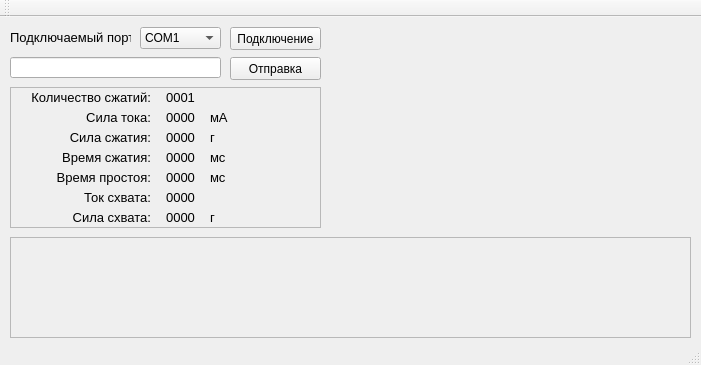
Before: the Qt Designer form mainwindow.ui in Evrei-XD/Service_utility, drawn with Qt 5.
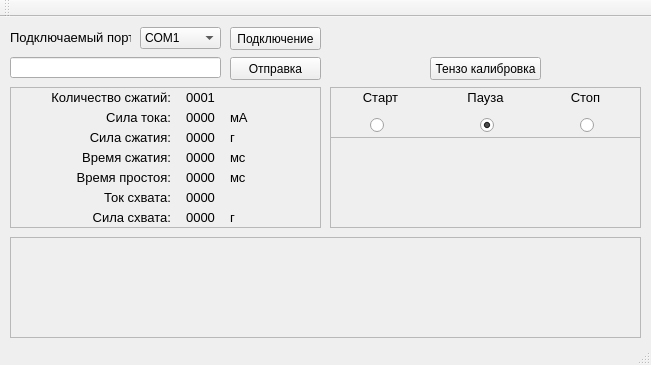
After: the same form once the commit is applied.

Commit message: 18:34 Добавлены радиокнопки, с пустыми обработчиками

What changed in the file:
```diff
--- a/mainwindow.ui
+++ b/mainwindow.ui
@@ -6,7 +6,7 @@
    <rect>
     <x>0</x>
     <y>0</y>
-    <width>701</width>
+    <width>651</width>
     <height>365</height>
    </rect>
   </property>
@@ -42,7 +42,7 @@
      <rect>
       <x>10</x>
       <y>220</y>
-      <width>681</width>
+      <width>631</width>
       <height>101</height>
      </rect>
     </property>
@@ -54,7 +54,7 @@
       <rect>
        <x>0</x>
        <y>0</y>
-       <width>679</width>
+       <width>629</width>
        <height>99</height>
       </rect>
      </property>
@@ -232,54 +232,30 @@
      <string>Подключаемый порт</string>
     </property>
    </widget>
-   <widget class="QLabel" name="info_com_port_2">
-    <property name="enabled">
-     <bool>true</bool>
-    </property>
+   <widget class="QFrame" name="frame">
     <property name="geometry">
      <rect>
       <x>10</x>
       <y>70</y>
-      <width>141</width>
-      <height>21</height>
+      <width>311</width>
+      <height>141</height>
      </rect>
     </property>
-    <property name="sizePolicy">
-     <sizepolicy hsizetype="Fixed" vsizetype="Fixed">
-      <horstretch>0</horstretch>
-      <verstretch>0</verstretch>
-     </sizepolicy>
+    <property name="frameShape">
+     <enum>QFrame::StyledPanel</enum>
     </property>
-    <property name="font">
-     <font>
-      <family>Segoe UI Symbol</family>
-      <pointsize>10</pointsize>
-      <weight>50</weight>
-      <bold>false</bold>
-     </font>
+    <property name="frameShadow">
+     <enum>QFrame::Raised</enum>
     </property>
-    <property name="contextMenuPolicy">
-     <enum>Qt::NoContextMenu</enum>
-    </property>
-    <property name="layoutDirection">
-     <enum>Qt::LeftToRight</enum>
-    </property>
-    <property name="text">
-     <string>Количество сжатий:</string>
-    </property>
-    <property name="alignment">
-     <set>Qt::AlignRight|Qt::AlignTrailing|Qt::AlignVCenter</set>
-    </property>
-   </widget>
-   <widget class="QLabel" name="info_com_port_3">
+    <widget class="QLabel" name="receive_strength">
     <property name="enabled">
      <bool>true</bool>
     </property>
     <property name="geometry">
      <rect>
-      <x>10</x>
-      <y>90</y>
-      <width>141</width>
+       <x>170</x>
+       <y>40</y>
+       <width>41</width>
       <height>21</height>
      </rect>
     </property>
@@ -304,10 +280,10 @@
      <enum>Qt::LeftToRight</enum>
     </property>
     <property name="text">
-     <string>Сила тока:</string>
+      <string>0000</string>
     </property>
     <property name="alignment">
-     <set>Qt::AlignRight|Qt::AlignTrailing|Qt::AlignVCenter</set>
+      <set>Qt::AlignCenter</set>
     </property>
    </widget>
    <widget class="QLabel" name="info_com_port_4">
@@ -316,8 +292,8 @@
     </property>
     <property name="geometry">
      <rect>
-      <x>10</x>
-      <y>110</y>
+       <x>20</x>
+       <y>40</y>
       <width>141</width>
       <height>21</height>
      </rect>
@@ -349,14 +325,14 @@
      <set>Qt::AlignRight|Qt::AlignTrailing|Qt::AlignVCenter</set>
     </property>
    </widget>
-   <widget class="QLabel" name="info_com_port_5">
+    <widget class="QLabel" name="info_com_port_2">
     <property name="enabled">
      <bool>true</bool>
     </property>
     <property name="geometry">
      <rect>
-      <x>10</x>
-      <y>130</y>
+       <x>20</x>
+       <y>0</y>
       <width>141</width>
       <height>21</height>
      </rect>
@@ -382,21 +358,21 @@
      <enum>Qt::LeftToRight</enum>
     </property>
     <property name="text">
-     <string>Время сжатия:</string>
+      <string>Количество сжатий:</string>
     </property>
     <property name="alignment">
      <set>Qt::AlignRight|Qt::AlignTrailing|Qt::AlignVCenter</set>
     </property>
    </widget>
-   <widget class="QLabel" name="info_com_port_6">
+    <widget class="QLabel" name="receive_stop_strenghth">
     <property name="enabled">
      <bool>true</bool>
     </property>
     <property name="geometry">
      <rect>
-      <x>10</x>
-      <y>150</y>
-      <width>141</width>
+       <x>170</x>
+       <y>120</y>
+       <width>41</width>
       <height>21</height>
      </rect>
     </property>
@@ -421,21 +397,21 @@
      <enum>Qt::LeftToRight</enum>
     </property>
     <property name="text">
-     <string>Время простоя:</string>
+      <string>0000</string>
     </property>
     <property name="alignment">
-     <set>Qt::AlignRight|Qt::AlignTrailing|Qt::AlignVCenter</set>
-    </property>
-   </widget>
-   <widget class="QLabel" name="info_com_port_7">
+      <set>Qt::AlignCenter</set>
+     </property>
+    </widget>
+    <widget class="QLabel" name="receive_shake_time">
     <property name="enabled">
      <bool>true</bool>
     </property>
     <property name="geometry">
      <rect>
-      <x>10</x>
-      <y>170</y>
-      <width>141</width>
+       <x>170</x>
+       <y>60</y>
+       <width>41</width>
       <height>21</height>
      </rect>
     </property>
@@ -460,10 +436,49 @@
      <enum>Qt::LeftToRight</enum>
     </property>
     <property name="text">
-     <string>Ток схвата:</string>
+      <string>0000</string>
     </property>
     <property name="alignment">
-     <set>Qt::AlignRight|Qt::AlignTrailing|Qt::AlignVCenter</set>
+      <set>Qt::AlignCenter</set>
+     </property>
+    </widget>
+    <widget class="QLabel" name="info_com_port_17">
+     <property name="enabled">
+      <bool>true</bool>
+     </property>
+     <property name="geometry">
+      <rect>
+       <x>220</x>
+       <y>40</y>
+       <width>51</width>
+       <height>21</height>
+      </rect>
+     </property>
+     <property name="sizePolicy">
+      <sizepolicy hsizetype="Fixed" vsizetype="Fixed">
+       <horstretch>0</horstretch>
+       <verstretch>0</verstretch>
+      </sizepolicy>
+     </property>
+     <property name="font">
+      <font>
+       <family>Segoe UI Symbol</family>
+       <pointsize>10</pointsize>
+       <weight>50</weight>
+       <bold>false</bold>
+      </font>
+     </property>
+     <property name="contextMenuPolicy">
+      <enum>Qt::NoContextMenu</enum>
+     </property>
+     <property name="layoutDirection">
+      <enum>Qt::LeftToRight</enum>
+     </property>
+     <property name="text">
+      <string>г</string>
+     </property>
+     <property name="alignment">
+      <set>Qt::AlignLeading|Qt::AlignLeft|Qt::AlignVCenter</set>
     </property>
    </widget>
    <widget class="QLabel" name="info_com_port_8">
@@ -472,8 +487,8 @@
     </property>
     <property name="geometry">
      <rect>
-      <x>10</x>
-      <y>190</y>
+       <x>20</x>
+       <y>120</y>
       <width>141</width>
       <height>21</height>
      </rect>
@@ -505,248 +520,14 @@
      <set>Qt::AlignRight|Qt::AlignTrailing|Qt::AlignVCenter</set>
     </property>
    </widget>
-   <widget class="QLabel" name="receive_shakes_number">
-    <property name="enabled">
-     <bool>true</bool>
-    </property>
-    <property name="geometry">
-     <rect>
-      <x>160</x>
-      <y>70</y>
-      <width>41</width>
-      <height>21</height>
-     </rect>
-    </property>
-    <property name="sizePolicy">
-     <sizepolicy hsizetype="Fixed" vsizetype="Fixed">
-      <horstretch>0</horstretch>
-      <verstretch>0</verstretch>
-     </sizepolicy>
-    </property>
-    <property name="font">
-     <font>
-      <family>Segoe UI Symbol</family>
-      <pointsize>10</pointsize>
-      <weight>50</weight>
-      <bold>false</bold>
-     </font>
-    </property>
-    <property name="contextMenuPolicy">
-     <enum>Qt::NoContextMenu</enum>
-    </property>
-    <property name="layoutDirection">
-     <enum>Qt::LeftToRight</enum>
-    </property>
-    <property name="text">
-     <string>0001</string>
-    </property>
-    <property name="alignment">
-     <set>Qt::AlignCenter</set>
-    </property>
-   </widget>
-   <widget class="QLabel" name="receive_current">
-    <property name="enabled">
-     <bool>true</bool>
-    </property>
-    <property name="geometry">
-     <rect>
-      <x>160</x>
-      <y>90</y>
-      <width>41</width>
-      <height>21</height>
-     </rect>
-    </property>
-    <property name="sizePolicy">
-     <sizepolicy hsizetype="Fixed" vsizetype="Fixed">
-      <horstretch>0</horstretch>
-      <verstretch>0</verstretch>
-     </sizepolicy>
-    </property>
-    <property name="font">
-     <font>
-      <family>Segoe UI Symbol</family>
-      <pointsize>10</pointsize>
-      <weight>50</weight>
-      <bold>false</bold>
-     </font>
-    </property>
-    <property name="contextMenuPolicy">
-     <enum>Qt::NoContextMenu</enum>
-    </property>
-    <property name="layoutDirection">
-     <enum>Qt::LeftToRight</enum>
-    </property>
-    <property name="text">
-     <string>0000</string>
-    </property>
-    <property name="alignment">
-     <set>Qt::AlignCenter</set>
-    </property>
-   </widget>
-   <widget class="QLabel" name="receive_strength">
-    <property name="enabled">
-     <bool>true</bool>
-    </property>
-    <property name="geometry">
-     <rect>
-      <x>160</x>
-      <y>110</y>
-      <width>41</width>
-      <height>21</height>
-     </rect>
-    </property>
-    <property name="sizePolicy">
-     <sizepolicy hsizetype="Fixed" vsizetype="Fixed">
-      <horstretch>0</horstretch>
-      <verstretch>0</verstretch>
-     </sizepolicy>
-    </property>
-    <property name="font">
-     <font>
-      <family>Segoe UI Symbol</family>
-      <pointsize>10</pointsize>
-      <weight>50</weight>
-      <bold>false</bold>
-     </font>
-    </property>
-    <property name="contextMenuPolicy">
-     <enum>Qt::NoContextMenu</enum>
-    </property>
-    <property name="layoutDirection">
-     <enum>Qt::LeftToRight</enum>
-    </property>
-    <property name="text">
-     <string>0000</string>
-    </property>
-    <property name="alignment">
-     <set>Qt::AlignCenter</set>
-    </property>
-   </widget>
-   <widget class="QLabel" name="receive_shake_time">
-    <property name="enabled">
-     <bool>true</bool>
-    </property>
-    <property name="geometry">
-     <rect>
-      <x>160</x>
-      <y>130</y>
-      <width>41</width>
-      <height>21</height>
-     </rect>
-    </property>
-    <property name="sizePolicy">
-     <sizepolicy hsizetype="Fixed" vsizetype="Fixed">
-      <horstretch>0</horstretch>
-      <verstretch>0</verstretch>
-     </sizepolicy>
-    </property>
-    <property name="font">
-     <font>
-      <family>Segoe UI Symbol</family>
-      <pointsize>10</pointsize>
-      <weight>50</weight>
-      <bold>false</bold>
-     </font>
-    </property>
-    <property name="contextMenuPolicy">
-     <enum>Qt::NoContextMenu</enum>
-    </property>
-    <property name="layoutDirection">
-     <enum>Qt::LeftToRight</enum>
-    </property>
-    <property name="text">
-     <string>0000</string>
-    </property>
-    <property name="alignment">
-     <set>Qt::AlignCenter</set>
-    </property>
-   </widget>
-   <widget class="QLabel" name="receive_cool_time">
-    <property name="enabled">
-     <bool>true</bool>
-    </property>
-    <property name="geometry">
-     <rect>
-      <x>160</x>
-      <y>150</y>
-      <width>41</width>
-      <height>21</height>
-     </rect>
-    </property>
-    <property name="sizePolicy">
-     <sizepolicy hsizetype="Fixed" vsizetype="Fixed">
-      <horstretch>0</horstretch>
-      <verstretch>0</verstretch>
-     </sizepolicy>
-    </property>
-    <property name="font">
-     <font>
-      <family>Segoe UI Symbol</family>
-      <pointsize>10</pointsize>
-      <weight>50</weight>
-      <bold>false</bold>
-     </font>
-    </property>
-    <property name="contextMenuPolicy">
-     <enum>Qt::NoContextMenu</enum>
-    </property>
-    <property name="layoutDirection">
-     <enum>Qt::LeftToRight</enum>
-    </property>
-    <property name="text">
-     <string>0000</string>
-    </property>
-    <property name="alignment">
-     <set>Qt::AlignCenter</set>
-    </property>
-   </widget>
    <widget class="QLabel" name="receive_stop_current">
     <property name="enabled">
      <bool>true</bool>
     </property>
     <property name="geometry">
      <rect>
-      <x>160</x>
-      <y>170</y>
-      <width>41</width>
-      <height>21</height>
-     </rect>
-    </property>
-    <property name="sizePolicy">
-     <sizepolicy hsizetype="Fixed" vsizetype="Fixed">
-      <horstretch>0</horstretch>
-      <verstretch>0</verstretch>
-     </sizepolicy>
-    </property>
-    <property name="font">
-     <font>
-      <family>Segoe UI Symbol</family>
-      <pointsize>10</pointsize>
-      <weight>50</weight>
-      <bold>false</bold>
-     </font>
-    </property>
-    <property name="contextMenuPolicy">
-     <enum>Qt::NoContextMenu</enum>
-    </property>
-    <property name="layoutDirection">
-     <enum>Qt::LeftToRight</enum>
-    </property>
-    <property name="text">
-     <string>0000</string>
-    </property>
-    <property name="alignment">
-     <set>Qt::AlignCenter</set>
-    </property>
-   </widget>
-   <widget class="QLabel" name="receive_stop_strenghth">
-    <property name="enabled">
-     <bool>true</bool>
-    </property>
-    <property name="geometry">
-     <rect>
-      <x>160</x>
-      <y>190</y>
+       <x>170</x>
+       <y>100</y>
       <width>41</width>
       <height>21</height>
      </rect>
@@ -784,8 +565,8 @@
     </property>
     <property name="geometry">
      <rect>
-      <x>210</x>
-      <y>90</y>
+       <x>220</x>
+       <y>20</y>
       <width>51</width>
       <height>21</height>
      </rect>
@@ -817,14 +598,131 @@
      <set>Qt::AlignLeading|Qt::AlignLeft|Qt::AlignVCenter</set>
     </property>
    </widget>
-   <widget class="QLabel" name="info_com_port_17">
+    <widget class="QLabel" name="info_com_port_5">
     <property name="enabled">
      <bool>true</bool>
     </property>
     <property name="geometry">
      <rect>
-      <x>210</x>
-      <y>110</y>
+       <x>20</x>
+       <y>60</y>
+       <width>141</width>
+       <height>21</height>
+      </rect>
+     </property>
+     <property name="sizePolicy">
+      <sizepolicy hsizetype="Fixed" vsizetype="Fixed">
+       <horstretch>0</horstretch>
+       <verstretch>0</verstretch>
+      </sizepolicy>
+     </property>
+     <property name="font">
+      <font>
+       <family>Segoe UI Symbol</family>
+       <pointsize>10</pointsize>
+       <weight>50</weight>
+       <bold>false</bold>
+      </font>
+     </property>
+     <property name="contextMenuPolicy">
+      <enum>Qt::NoContextMenu</enum>
+     </property>
+     <property name="layoutDirection">
+      <enum>Qt::LeftToRight</enum>
+     </property>
+     <property name="text">
+      <string>Время сжатия:</string>
+     </property>
+     <property name="alignment">
+      <set>Qt::AlignRight|Qt::AlignTrailing|Qt::AlignVCenter</set>
+     </property>
+    </widget>
+    <widget class="QLabel" name="info_com_port_3">
+     <property name="enabled">
+      <bool>true</bool>
+     </property>
+     <property name="geometry">
+      <rect>
+       <x>20</x>
+       <y>20</y>
+       <width>141</width>
+       <height>21</height>
+      </rect>
+     </property>
+     <property name="sizePolicy">
+      <sizepolicy hsizetype="Fixed" vsizetype="Fixed">
+       <horstretch>0</horstretch>
+       <verstretch>0</verstretch>
+      </sizepolicy>
+     </property>
+     <property name="font">
+      <font>
+       <family>Segoe UI Symbol</family>
+       <pointsize>10</pointsize>
+       <weight>50</weight>
+       <bold>false</bold>
+      </font>
+     </property>
+     <property name="contextMenuPolicy">
+      <enum>Qt::NoContextMenu</enum>
+     </property>
+     <property name="layoutDirection">
+      <enum>Qt::LeftToRight</enum>
+     </property>
+     <property name="text">
+      <string>Сила тока:</string>
+     </property>
+     <property name="alignment">
+      <set>Qt::AlignRight|Qt::AlignTrailing|Qt::AlignVCenter</set>
+     </property>
+    </widget>
+    <widget class="QLabel" name="receive_shakes_number">
+     <property name="enabled">
+      <bool>true</bool>
+     </property>
+     <property name="geometry">
+      <rect>
+       <x>170</x>
+       <y>0</y>
+       <width>41</width>
+       <height>21</height>
+      </rect>
+     </property>
+     <property name="sizePolicy">
+      <sizepolicy hsizetype="Fixed" vsizetype="Fixed">
+       <horstretch>0</horstretch>
+       <verstretch>0</verstretch>
+      </sizepolicy>
+     </property>
+     <property name="font">
+      <font>
+       <family>Segoe UI Symbol</family>
+       <pointsize>10</pointsize>
+       <weight>50</weight>
+       <bold>false</bold>
+      </font>
+     </property>
+     <property name="contextMenuPolicy">
+      <enum>Qt::NoContextMenu</enum>
+     </property>
+     <property name="layoutDirection">
+      <enum>Qt::LeftToRight</enum>
+     </property>
+     <property name="text">
+      <string>0001</string>
+     </property>
+     <property name="alignment">
+      <set>Qt::AlignCenter</set>
+     </property>
+    </widget>
+    <widget class="QLabel" name="info_com_port_20">
+     <property name="enabled">
+      <bool>true</bool>
+     </property>
+     <property name="geometry">
+      <rect>
+       <x>220</x>
+       <y>120</y>
       <width>51</width>
       <height>21</height>
      </rect>
@@ -856,14 +754,53 @@
      <set>Qt::AlignLeading|Qt::AlignLeft|Qt::AlignVCenter</set>
     </property>
    </widget>
+    <widget class="QLabel" name="receive_cool_time">
+     <property name="enabled">
+      <bool>true</bool>
+     </property>
+     <property name="geometry">
+      <rect>
+       <x>170</x>
+       <y>80</y>
+       <width>41</width>
+       <height>21</height>
+      </rect>
+     </property>
+     <property name="sizePolicy">
+      <sizepolicy hsizetype="Fixed" vsizetype="Fixed">
+       <horstretch>0</horstretch>
+       <verstretch>0</verstretch>
+      </sizepolicy>
+     </property>
+     <property name="font">
+      <font>
+       <family>Segoe UI Symbol</family>
+       <pointsize>10</pointsize>
+       <weight>50</weight>
+       <bold>false</bold>
+      </font>
+     </property>
+     <property name="contextMenuPolicy">
+      <enum>Qt::NoContextMenu</enum>
+     </property>
+     <property name="layoutDirection">
+      <enum>Qt::LeftToRight</enum>
+     </property>
+     <property name="text">
+      <string>0000</string>
+     </property>
+     <property name="alignment">
+      <set>Qt::AlignCenter</set>
+     </property>
+    </widget>
    <widget class="QLabel" name="info_com_port_18">
     <property name="enabled">
      <bool>true</bool>
     </property>
     <property name="geometry">
      <rect>
-      <x>210</x>
-      <y>130</y>
+       <x>220</x>
+       <y>60</y>
       <width>51</width>
       <height>21</height>
      </rect>
@@ -901,8 +838,8 @@
     </property>
     <property name="geometry">
      <rect>
-      <x>210</x>
-      <y>150</y>
+       <x>220</x>
+       <y>80</y>
       <width>51</width>
       <height>21</height>
      </rect>
@@ -934,15 +871,15 @@
      <set>Qt::AlignLeading|Qt::AlignLeft|Qt::AlignVCenter</set>
     </property>
    </widget>
-   <widget class="QLabel" name="info_com_port_20">
+    <widget class="QLabel" name="info_com_port_7">
     <property name="enabled">
      <bool>true</bool>
     </property>
     <property name="geometry">
      <rect>
-      <x>210</x>
-      <y>190</y>
-      <width>51</width>
+       <x>20</x>
+       <y>100</y>
+       <width>141</width>
       <height>21</height>
      </rect>
     </property>
@@ -967,16 +904,95 @@
      <enum>Qt::LeftToRight</enum>
     </property>
     <property name="text">
-     <string>г</string>
+      <string>Ток схвата:</string>
     </property>
     <property name="alignment">
-     <set>Qt::AlignLeading|Qt::AlignLeft|Qt::AlignVCenter</set>
-    </property>
-   </widget>
-   <widget class="QFrame" name="frame">
+      <set>Qt::AlignRight|Qt::AlignTrailing|Qt::AlignVCenter</set>
+     </property>
+    </widget>
+    <widget class="QLabel" name="info_com_port_6">
+     <property name="enabled">
+      <bool>true</bool>
+     </property>
     <property name="geometry">
      <rect>
-      <x>10</x>
+       <x>20</x>
+       <y>80</y>
+       <width>141</width>
+       <height>21</height>
+      </rect>
+     </property>
+     <property name="sizePolicy">
+      <sizepolicy hsizetype="Fixed" vsizetype="Fixed">
+       <horstretch>0</horstretch>
+       <verstretch>0</verstretch>
+      </sizepolicy>
+     </property>
+     <property name="font">
+      <font>
+       <family>Segoe UI Symbol</family>
+       <pointsize>10</pointsize>
+       <weight>50</weight>
+       <bold>false</bold>
+      </font>
+     </property>
+     <property name="contextMenuPolicy">
+      <enum>Qt::NoContextMenu</enum>
+     </property>
+     <property name="layoutDirection">
+      <enum>Qt::LeftToRight</enum>
+     </property>
+     <property name="text">
+      <string>Время простоя:</string>
+     </property>
+     <property name="alignment">
+      <set>Qt::AlignRight|Qt::AlignTrailing|Qt::AlignVCenter</set>
+     </property>
+    </widget>
+    <widget class="QLabel" name="receive_current">
+     <property name="enabled">
+      <bool>true</bool>
+     </property>
+     <property name="geometry">
+      <rect>
+       <x>170</x>
+       <y>20</y>
+       <width>41</width>
+       <height>21</height>
+      </rect>
+     </property>
+     <property name="sizePolicy">
+      <sizepolicy hsizetype="Fixed" vsizetype="Fixed">
+       <horstretch>0</horstretch>
+       <verstretch>0</verstretch>
+      </sizepolicy>
+     </property>
+     <property name="font">
+      <font>
+       <family>Segoe UI Symbol</family>
+       <pointsize>10</pointsize>
+       <weight>50</weight>
+       <bold>false</bold>
+      </font>
+     </property>
+     <property name="contextMenuPolicy">
+      <enum>Qt::NoContextMenu</enum>
+     </property>
+     <property name="layoutDirection">
+      <enum>Qt::LeftToRight</enum>
+     </property>
+     <property name="text">
+      <string>0000</string>
+     </property>
+     <property name="alignment">
+      <set>Qt::AlignCenter</set>
+     </property>
+    </widget>
+   </widget>
+   <widget class="QFrame" name="frame_3">
+    <property name="geometry">
+     <rect>
+      <x>330</x>
       <y>70</y>
       <width>311</width>
       <height>141</height>
@@ -988,6 +1004,223 @@
     <property name="frameShadow">
      <enum>QFrame::Raised</enum>
     </property>
+    <widget class="QFrame" name="frame_2">
+     <property name="geometry">
+      <rect>
+       <x>0</x>
+       <y>0</y>
+       <width>311</width>
+       <height>51</height>
+      </rect>
+     </property>
+     <property name="frameShape">
+      <enum>QFrame::StyledPanel</enum>
+     </property>
+     <property name="frameShadow">
+      <enum>QFrame::Raised</enum>
+     </property>
+     <widget class="QRadioButton" name="pause">
+      <property name="geometry">
+       <rect>
+        <x>150</x>
+        <y>30</y>
+        <width>16</width>
+        <height>16</height>
+       </rect>
+      </property>
+      <property name="text">
+       <string/>
+      </property>
+      <property name="checked">
+       <bool>true</bool>
+      </property>
+     </widget>
+     <widget class="QRadioButton" name="stop">
+      <property name="geometry">
+       <rect>
+        <x>250</x>
+        <y>30</y>
+        <width>16</width>
+        <height>16</height>
+       </rect>
+      </property>
+      <property name="text">
+       <string/>
+      </property>
+     </widget>
+     <widget class="QRadioButton" name="start">
+      <property name="enabled">
+       <bool>true</bool>
+      </property>
+      <property name="geometry">
+       <rect>
+        <x>40</x>
+        <y>30</y>
+        <width>16</width>
+        <height>16</height>
+       </rect>
+      </property>
+      <property name="mouseTracking">
+       <bool>true</bool>
+      </property>
+      <property name="acceptDrops">
+       <bool>false</bool>
+      </property>
+      <property name="toolTip">
+       <string notr="true"/>
+      </property>
+      <property name="text">
+       <string/>
+      </property>
+      <property name="autoRepeatDelay">
+       <number>1</number>
+      </property>
+      <property name="autoRepeatInterval">
+       <number>1</number>
+      </property>
+     </widget>
+     <widget class="QLabel" name="info_start">
+      <property name="enabled">
+       <bool>true</bool>
+      </property>
+      <property name="geometry">
+       <rect>
+        <x>0</x>
+        <y>0</y>
+        <width>101</width>
+        <height>21</height>
+       </rect>
+      </property>
+      <property name="sizePolicy">
+       <sizepolicy hsizetype="Fixed" vsizetype="Fixed">
+        <horstretch>0</horstretch>
+        <verstretch>0</verstretch>
+       </sizepolicy>
+      </property>
+      <property name="font">
+       <font>
+        <family>Segoe UI Symbol</family>
+        <pointsize>10</pointsize>
+        <weight>50</weight>
+        <bold>false</bold>
+       </font>
+      </property>
+      <property name="contextMenuPolicy">
+       <enum>Qt::NoContextMenu</enum>
+      </property>
+      <property name="layoutDirection">
+       <enum>Qt::LeftToRight</enum>
+      </property>
+      <property name="text">
+       <string>Старт</string>
+      </property>
+      <property name="alignment">
+       <set>Qt::AlignCenter</set>
+      </property>
+     </widget>
+     <widget class="QLabel" name="info_pause">
+      <property name="enabled">
+       <bool>true</bool>
+      </property>
+      <property name="geometry">
+       <rect>
+        <x>100</x>
+        <y>0</y>
+        <width>111</width>
+        <height>21</height>
+       </rect>
+      </property>
+      <property name="sizePolicy">
+       <sizepolicy hsizetype="Fixed" vsizetype="Fixed">
+        <horstretch>0</horstretch>
+        <verstretch>0</verstretch>
+       </sizepolicy>
+      </property>
+      <property name="font">
+       <font>
+        <family>Segoe UI Symbol</family>
+        <pointsize>10</pointsize>
+        <weight>50</weight>
+        <bold>false</bold>
+       </font>
+      </property>
+      <property name="contextMenuPolicy">
+       <enum>Qt::NoContextMenu</enum>
+      </property>
+      <property name="layoutDirection">
+       <enum>Qt::LeftToRight</enum>
+      </property>
+      <property name="text">
+       <string>Пауза</string>
+      </property>
+      <property name="alignment">
+       <set>Qt::AlignCenter</set>
+      </property>
+     </widget>
+     <widget class="QLabel" name="info_stop">
+      <property name="enabled">
+       <bool>true</bool>
+      </property>
+      <property name="geometry">
+       <rect>
+        <x>200</x>
+        <y>0</y>
+        <width>111</width>
+        <height>21</height>
+       </rect>
+      </property>
+      <property name="sizePolicy">
+       <sizepolicy hsizetype="Fixed" vsizetype="Fixed">
+        <horstretch>0</horstretch>
+        <verstretch>0</verstretch>
+       </sizepolicy>
+      </property>
+      <property name="font">
+       <font>
+        <family>Segoe UI Symbol</family>
+        <pointsize>10</pointsize>
+        <weight>50</weight>
+        <bold>false</bold>
+       </font>
+      </property>
+      <property name="contextMenuPolicy">
+       <enum>Qt::NoContextMenu</enum>
+      </property>
+      <property name="layoutDirection">
+       <enum>Qt::LeftToRight</enum>
+      </property>
+      <property name="text">
+       <string>Стоп</string>
+      </property>
+      <property name="alignment">
+       <set>Qt::AlignCenter</set>
+      </property>
+     </widget>
+    </widget>
+   </widget>
+   <widget class="QPushButton" name="tenso_calib">
+    <property name="geometry">
+     <rect>
+      <x>430</x>
+      <y>40</y>
+      <width>111</width>
+      <height>23</height>
+     </rect>
+    </property>
+    <property name="text">
+     <string>Тензо калибровка</string>
+    </property>
+   </widget>
+   <widget class="QWidget" name="">
+    <property name="geometry">
+     <rect>
+      <x>0</x>
+      <y>0</y>
+      <width>2</width>
+      <height>2</height>
+     </rect>
+    </property>
+    <layout class="QHBoxLayout" name="horizontalLayout"/>
    </widget>
   </widget>
   <widget class="QMenuBar" name="menuBar">
```
Left out of the diff: 2 changed lines with no effect on the pictures. Lines whose indentation alone changed are shown as unchanged. The commit also changes 7 other files.
